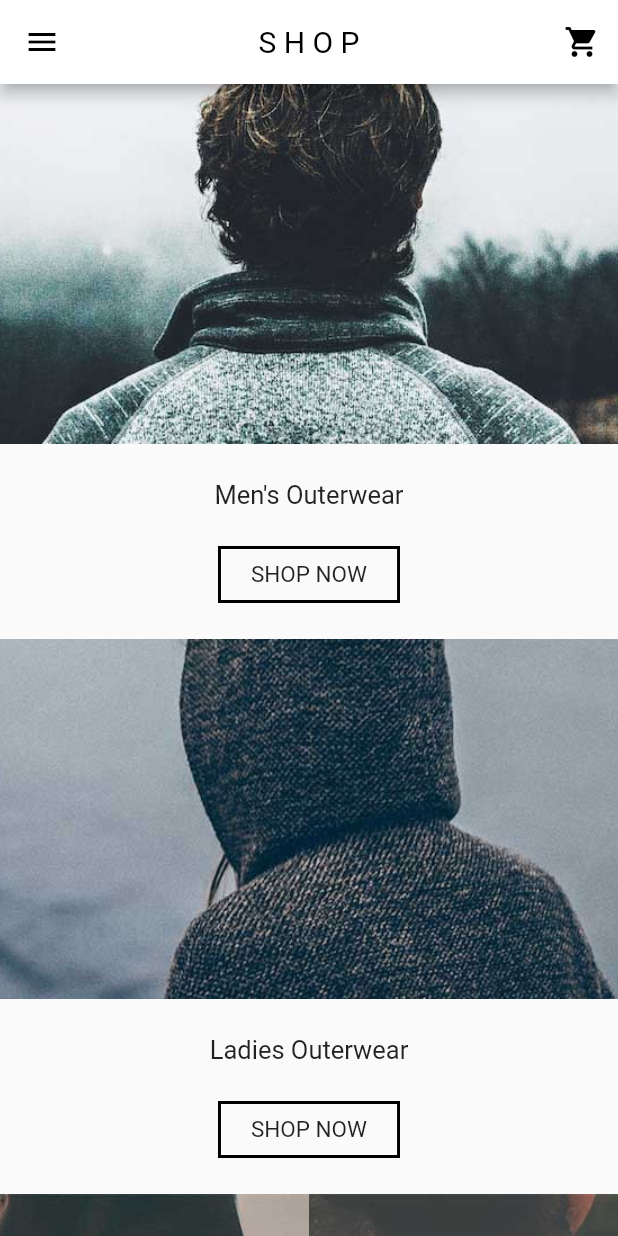
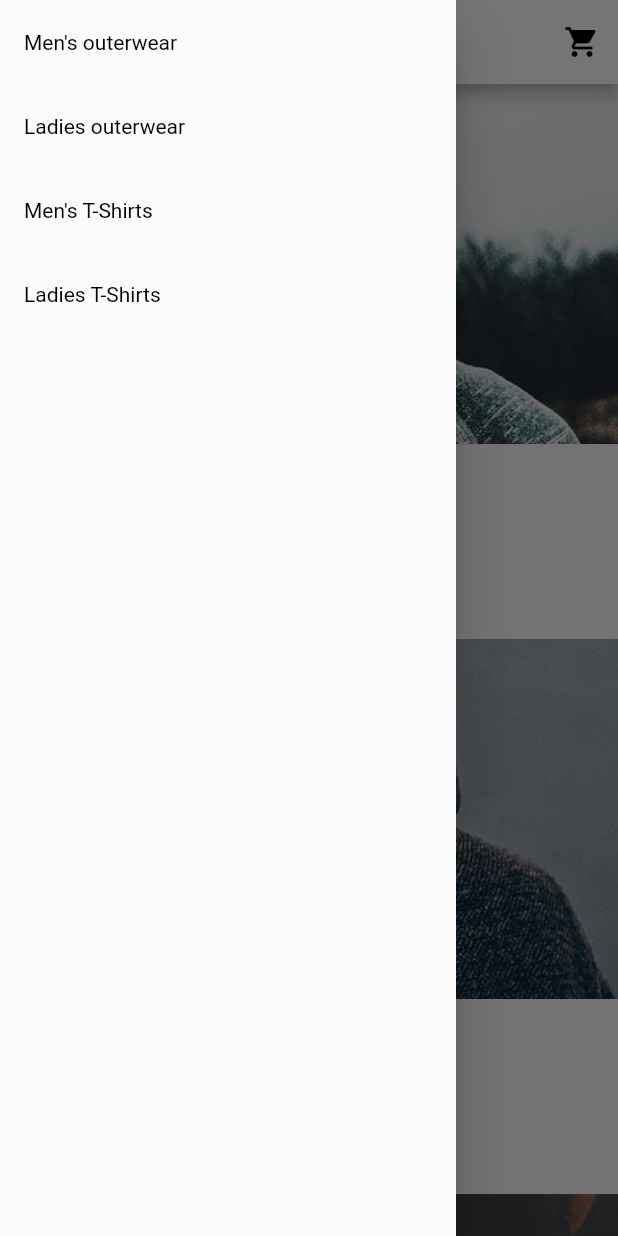
Before and after one commit to CJCP/FLUTTER_SHOP, a Flutter app: the screen it shows after launch, with the side drawer open (before the commit the screen has no drawer), on a phone screen of 412 x 824 dp. Run offline on Flutter 3.47's test engine with Material 2 defaults, Android fonts, the phone set to English and light mode, and no system bars; our stand-ins replace flutter_redux, redux.

Commit message:
Create drawer, define routes

```diff
--- a/lib/main.dart
+++ b/lib/main.dart
@@ -5,9 +5,10 @@ import 'package:flutter/services.dart' show rootBundle;
 import 'package:flutter_redux/flutter_redux.dart';
 
 import 'package:redux/redux.dart';
+import 'package:shop/routes.dart';
 import 'package:shop/ui/cart_badge.dart';
+import 'package:shop/ui/drawer.dart';
 
-import 'ui/cart_flutter.dart';
 import 'redux/middleware.dart';
 import 'redux/actions.dart';
 import 'redux/models.dart';
@@ -54,21 +55,30 @@ class MyApp extends StatelessWidget {
     return StoreProvider<AppState>(
       store: store,
       child: MaterialApp(
-        debugShowCheckedModeBanner : false,
+        debugShowCheckedModeBanner: false,
         title: 'Flutter Demo',
         theme: ThemeData(
-          // This is the theme of your application.
-          //
-          // Try running your application with "flutter run". You'll see the
-          // application has a blue toolbar. Then, without quitting the app, try
-          // changing the primarySwatch below to Colors.green and then invoke
-          // "hot reload" (press "r" in the console where you ran "flutter run",
-          // or simply save your changes to "hot reload" in a Flutter IDE).
-          // Notice that the counter didn't reset back to zero; the application
-          // is not restarted.
           primarySwatch: Colors.blue,
         ),
         home: HomePage(),
+        routes: {
+          Routes.mensOuterwears : (context) => CategoryData(
+            'Men\'s Outerwear',
+            store.state.categories.mensOuterwear
+          ),
+          Routes.ladiesOuterwears : (context) => CategoryData(
+            'Ladies Outerwear',
+            store.state.categories.ladiesOuterwear
+          ),
+          Routes.mensTshirts : (context) => CategoryData(
+            'Men\'s T-Shirts',
+            store.state.categories.mensTshirts
+          ),
+          Routes.ladiesTshirts : (context) => CategoryData(
+            'Ladies T-Shirts',
+            store.state.categories.ladiesTshirts
+          ),
+        },
       ),
     );
   }
@@ -121,9 +131,7 @@ class ClotheDetailsState extends State<ClotheDetails> {
           color: Colors.black, //change your color here
         ),
         centerTitle: true,
-        actions: <Widget>[
-          CartBadge()
-        ],
+        actions: <Widget>[CartBadge()],
         title: Text(
           'S H O P',
           style: TextStyle(color: Colors.black),
@@ -377,19 +385,12 @@ class CategoryData extends StatelessWidget {
     }).toList();
 
     return Scaffold(
+      drawer: SDrawer(),
       appBar: AppBar(
+        iconTheme: IconThemeData(color: Colors.black),
         backgroundColor: Colors.white,
         centerTitle: true,
-        leading: IconButton(
-          icon: Icon(
-            Icons.menu,
-            color: Colors.black,
-          ),
-          onPressed: () {},
-        ),
-        actions: <Widget>[
-          CartBadge()
-        ],
+        actions: <Widget>[CartBadge()],
         title: Text(
           'S H O P',
           style: TextStyle(color: Colors.black),
@@ -434,19 +435,12 @@ class HomePage extends StatelessWidget {
   @override
   Widget build(BuildContext context) {
     return Scaffold(
+      drawer: SDrawer(),
       appBar: AppBar(
+        iconTheme: IconThemeData(color: Colors.black),
         backgroundColor: Colors.white,
         centerTitle: true,
-        leading: IconButton(
-          icon: Icon(
-            Icons.menu,
-            color: Colors.black,
-          ),
-          onPressed: () => print('menu'),
-        ),
-        actions: <Widget>[
-          CartBadge()
-        ],
+        actions: <Widget>[CartBadge()],
         title: Text(
           'S H O P',
           style: TextStyle(color: Colors.black),
@@ -462,15 +456,7 @@ class HomePage extends StatelessWidget {
                   path: 'images/mens_outerwear.jpg',
                   title: 'Men\'s Outerwear',
                   onPress: () {
-                    Navigator.push(
-                      context,
-                      MaterialPageRoute(
-                        builder: (context) => CategoryData(
-                              'Men\'s Outerwear',
-                              categories.mensOuterwear,
-                            ),
-                      ),
-                    );
+                    Navigator.pushNamed(context, Routes.mensOuterwears);
                   },
                 );
               },
@@ -482,15 +468,7 @@ class HomePage extends StatelessWidget {
                   path: 'images/ladies_outerwear.jpg',
                   title: 'Ladies Outerwear',
                   onPress: () {
-                    Navigator.push(
-                      context,
-                      MaterialPageRoute(
-                        builder: (context) => CategoryData(
-                              'Ladies Outerwear',
-                              categories.ladiesOuterwear,
-                            ),
-                      ),
-                    );
+                    Navigator.pushNamed(context, Routes.ladiesOuterwears);
                   },
                 );
               },
@@ -504,15 +482,7 @@ class HomePage extends StatelessWidget {
                           path: 'images/mens_tshirts.jpg',
                           title: 'Men\'s T-Shirts',
                           onPress: () {
-                            Navigator.push(
-                              context,
-                              MaterialPageRoute(
-                                builder: (context) => CategoryData(
-                                      'Men\'s T-Shirts',
-                                      categories.mensTshirts,
-                                    ),
-                              ),
-                            );
+                            Navigator.pushNamed(context, Routes.mensTshirts);
                           },
                         ),
                   ),
@@ -524,15 +494,7 @@ class HomePage extends StatelessWidget {
                           path: 'images/ladies_tshirts.jpg',
                           title: 'Ladies T-Shirts',
                           onPress: () {
-                            Navigator.push(
-                              context,
-                              MaterialPageRoute(
-                                builder: (context) => CategoryData(
-                                      'Ladies T-Shirts',
-                                      categories.ladiesTshirts,
-                                    ),
-                              ),
-                            );
+                            Navigator.pushNamed(context, Routes.ladiesTshirts);
                           },
                         ),
                   ),
@@ -627,7 +589,7 @@ class ShopNowButton extends StatelessWidget {
           border: Border.all(color: Colors.black, width: 2),
         ),
         child: InkWell(
-          splashColor: Colors.transparent,
+          // splashColor: Colors.transparent,
           onTap: () => onPress(),
           child: Padding(
             padding: EdgeInsets.fromLTRB(20, 8, 20, 8),
--- /dev/null
+++ b/lib/routes.dart
@@ -0,0 +1,6 @@
+class Routes {
+  static final mensOuterwears = 'mensOuterwear';
+  static final ladiesOuterwears = 'ladiesOuterwears';
+  static final mensTshirts = 'mensTshirts';
+  static final ladiesTshirts = 'ladiesTshirts';
+}
--- /dev/null
+++ b/lib/ui/drawer.dart
@@ -0,0 +1,90 @@
+import 'package:flutter/material.dart';
+import 'package:shop/routes.dart';
+
+class SDrawer extends StatelessWidget {
+  @override
+  Widget build(BuildContext context) {
+    final String actualRoute = ModalRoute.of(context).settings.name;
+    return Drawer(
+      child: ListView(
+        // Important: Remove any padding from the ListView.
+        children: <Widget>[
+          Container(
+            color: _setBackgroundColor(actualRoute, Routes.mensOuterwears),
+            child: ListTile(
+              title: Text(
+                'Men\'s outerwear',
+                style: TextStyle(
+                  color: _setColor(actualRoute, Routes.mensOuterwears),
+                ),
+              ),
+              onTap: () {
+                if (actualRoute == Routes.mensOuterwears) return;
+                Navigator.popAndPushNamed(context, Routes.mensOuterwears);
+              },
+            ),
+          ),
+          Container(
+            color: _setBackgroundColor(actualRoute, Routes.ladiesOuterwears),
+            child: ListTile(
+              title: Text(
+                'Ladies outerwear',
+                style: TextStyle(
+                  color: _setColor(actualRoute, Routes.ladiesOuterwears),
+                ),
+              ),
+              onTap: () {
+                if (actualRoute == Routes.ladiesOuterwears) return;
+                Navigator.popAndPushNamed(context, Routes.ladiesOuterwears);
+              },
+            ),
+          ),
+          Container(
+            color: _setBackgroundColor(actualRoute, Routes.mensTshirts),
+            child: ListTile(
+              title: Text(
+                'Men\'s T-Shirts',
+                style: TextStyle(
+                  color: _setColor(actualRoute, Routes.mensTshirts),
+                ),
+              ),
+              onTap: () {
+                if (actualRoute == Routes.mensTshirts) return;
+                Navigator.popAndPushNamed(context, Routes.mensTshirts);
+              },
+            ),
+          ),
+          Container(
+            color: _setBackgroundColor(actualRoute, Routes.ladiesTshirts),
+            child: ListTile(
+              title: Text(
+                'Ladies T-Shirts',
+                style: TextStyle(
+                  color: _setColor(actualRoute, Routes.ladiesTshirts)
+                ),
+              ),
+              onTap: () {
+                if (actualRoute == Routes.ladiesTshirts) return;
+                Navigator.popAndPushNamed(context, Routes.ladiesTshirts);
+              },
+            ),
+          ),
+        ],
+      ),
+    );
+  }
+
+  Color _setBackgroundColor(String actualRoute, String route) {
+    if (actualRoute == route) {
+      return Color.fromRGBO(23, 44, 80, 1);
+    }
+    return Colors.white10;
+  }
+
+  Color _setColor(String actualRoute, String route) {
+    if (actualRoute == route) {
+      return Colors.white;
+    }
+    return Colors.black;
+  }
+}
```
Also changed, not shown: lib/ui/cart_flutter.dart (+3 -7 lines).
